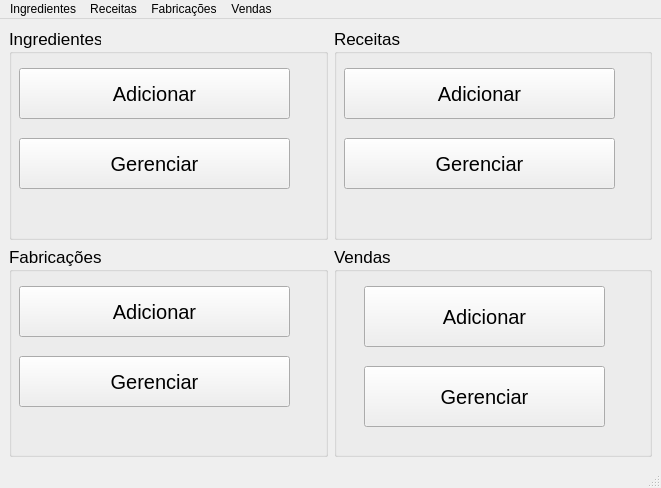
lucasHashi/PyQt5-gerenciador-de-vendas-de-comidas, file tela_principal.ui: the form before one commit.
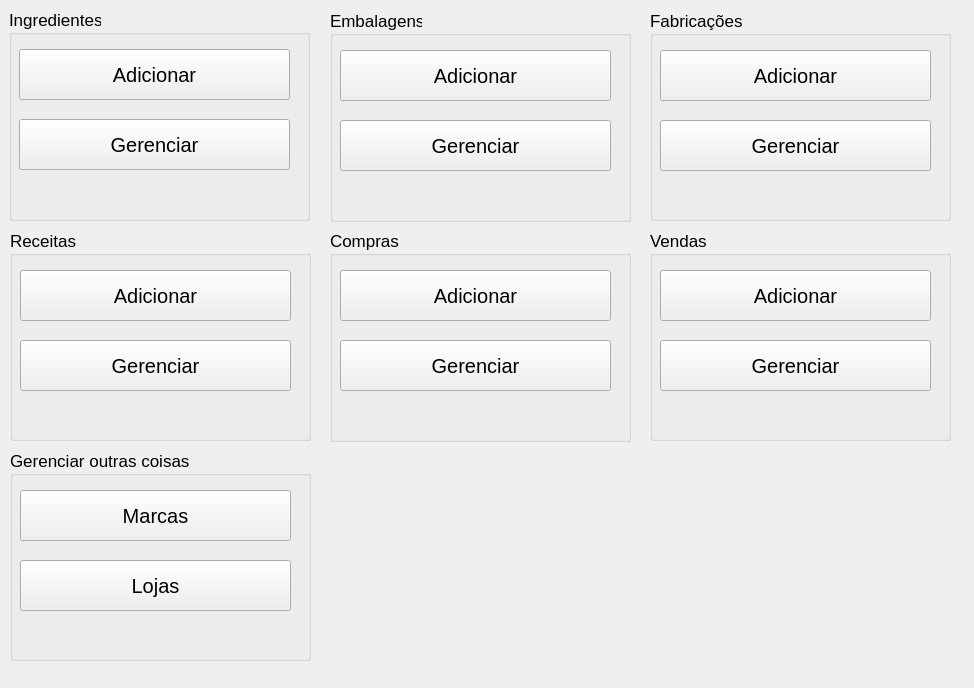
The form after the commit.

Commit message:
Muitas telas feitas, embalagens cadastraveis
Todas as telas de cadastro feitas, só o arquivo .ui
Cadastro de embalagens pronto.

Patch:
```diff
--- a/tela_principal.ui
+++ b/tela_principal.ui
@@ -6,17 +6,23 @@
    <rect>
     <x>0</x>
     <y>0</y>
-    <width>661</width>
-    <height>488</height>
+    <width>974</width>
+    <height>688</height>
    </rect>
   </property>
   <property name="windowTitle">
    <string>MainWindow</string>
   </property>
   <widget class="QWidget" name="centralwidget">
-   <layout class="QGridLayout" name="gridLayout">
-    <item row="0" column="0">
      <widget class="QGroupBox" name="groupBox_2">
+    <property name="geometry">
+     <rect>
+      <x>9</x>
+      <y>9</y>
+      <width>301</width>
+      <height>212</height>
+     </rect>
+    </property>
       <property name="font">
        <font>
         <pointsize>13</pointsize>
@@ -74,9 +80,15 @@
        </property>
       </widget>
      </widget>
-    </item>
-    <item row="0" column="1">
      <widget class="QGroupBox" name="groupBox">
+    <property name="geometry">
+     <rect>
+      <x>10</x>
+      <y>230</y>
+      <width>301</width>
+      <height>211</height>
+     </rect>
+    </property>
       <property name="font">
        <font>
         <pointsize>13</pointsize>
@@ -134,9 +146,15 @@
        </property>
       </widget>
      </widget>
-    </item>
-    <item row="1" column="0">
      <widget class="QGroupBox" name="groupBox_4">
+    <property name="geometry">
+     <rect>
+      <x>650</x>
+      <y>10</y>
+      <width>301</width>
+      <height>211</height>
+     </rect>
+    </property>
       <property name="font">
        <font>
         <pointsize>13</pointsize>
@@ -194,24 +212,120 @@
        </property>
       </widget>
      </widget>
-    </item>
-    <item row="1" column="1">
-     <widget class="QGroupBox" name="groupBox_5">
+   <widget class="QGroupBox" name="groupBox_3">
+    <property name="geometry">
+     <rect>
+      <x>10</x>
+      <y>450</y>
+      <width>301</width>
+      <height>211</height>
+     </rect>
+    </property>
       <property name="font">
        <font>
         <pointsize>13</pointsize>
        </font>
       </property>
       <property name="title">
-       <string>Vendas</string>
-      </property>
-      <widget class="QPushButton" name="btn_vendas_gerenciar">
+     <string>Gerenciar outras coisas</string>
+    </property>
+    <widget class="QPushButton" name="btn_marcas_gerenciar">
        <property name="geometry">
         <rect>
-         <x>30</x>
-         <y>120</y>
-         <width>241</width>
-         <height>61</height>
+       <x>10</x>
+       <y>40</y>
+       <width>271</width>
+       <height>51</height>
+      </rect>
+     </property>
+     <property name="sizePolicy">
+      <sizepolicy hsizetype="Expanding" vsizetype="Expanding">
+       <horstretch>0</horstretch>
+       <verstretch>0</verstretch>
+      </sizepolicy>
+     </property>
+     <property name="font">
+      <font>
+       <pointsize>15</pointsize>
+      </font>
+     </property>
+     <property name="text">
+      <string>Marcas</string>
+     </property>
+    </widget>
+    <widget class="QPushButton" name="btn_lojas_gerenciar">
+     <property name="geometry">
+      <rect>
+       <x>10</x>
+       <y>110</y>
+       <width>271</width>
+       <height>51</height>
+      </rect>
+     </property>
+     <property name="sizePolicy">
+      <sizepolicy hsizetype="Expanding" vsizetype="Expanding">
+       <horstretch>0</horstretch>
+       <verstretch>0</verstretch>
+      </sizepolicy>
+     </property>
+     <property name="font">
+      <font>
+       <pointsize>15</pointsize>
+      </font>
+     </property>
+     <property name="text">
+      <string>Lojas</string>
+     </property>
+    </widget>
+   </widget>
+   <widget class="QGroupBox" name="groupBox_6">
+    <property name="geometry">
+     <rect>
+      <x>330</x>
+      <y>10</y>
+      <width>301</width>
+      <height>212</height>
+     </rect>
+    </property>
+    <property name="font">
+     <font>
+      <pointsize>13</pointsize>
+     </font>
+    </property>
+    <property name="title">
+     <string>Embalagens</string>
+    </property>
+    <widget class="QPushButton" name="btn_embalagens_adicionar">
+     <property name="geometry">
+      <rect>
+       <x>10</x>
+       <y>40</y>
+       <width>271</width>
+       <height>51</height>
+      </rect>
+     </property>
+     <property name="sizePolicy">
+      <sizepolicy hsizetype="Expanding" vsizetype="Expanding">
+       <horstretch>0</horstretch>
+       <verstretch>0</verstretch>
+      </sizepolicy>
+     </property>
+     <property name="font">
+      <font>
+       <pointsize>15</pointsize>
+      </font>
+     </property>
+     <property name="text">
+      <string>Adicionar</string>
+     </property>
+    </widget>
+    <widget class="QPushButton" name="btn_embalagens_gerenciar">
+     <property name="geometry">
+      <rect>
+       <x>10</x>
+       <y>110</y>
+       <width>271</width>
+       <height>51</height>
         </rect>
        </property>
        <property name="sizePolicy">
@@ -229,13 +343,31 @@
         <string>Gerenciar</string>
        </property>
       </widget>
+   </widget>
+   <widget class="QGroupBox" name="groupBox_7">
+    <property name="geometry">
+     <rect>
+      <x>650</x>
+      <y>230</y>
+      <width>301</width>
+      <height>211</height>
+     </rect>
+    </property>
+    <property name="font">
+     <font>
+      <pointsize>13</pointsize>
+     </font>
+    </property>
+    <property name="title">
+     <string>Vendas</string>
+    </property>
       <widget class="QPushButton" name="btn_vendas_adicionar">
        <property name="geometry">
         <rect>
-         <x>30</x>
+       <x>10</x>
          <y>40</y>
-         <width>241</width>
-         <height>61</height>
+       <width>271</width>
+       <height>51</height>
         </rect>
        </property>
        <property name="sizePolicy">
@@ -253,53 +385,98 @@
         <string>Adicionar</string>
        </property>
       </widget>
-     </widget>
-    </item>
-   </layout>
-  </widget>
-  <widget class="QMenuBar" name="menubar">
+    <widget class="QPushButton" name="btn_vendas_gerenciar">
+     <property name="geometry">
+      <rect>
+       <x>10</x>
+       <y>110</y>
+       <width>271</width>
+       <height>51</height>
+      </rect>
+     </property>
+     <property name="sizePolicy">
+      <sizepolicy hsizetype="Expanding" vsizetype="Expanding">
+       <horstretch>0</horstretch>
+       <verstretch>0</verstretch>
+      </sizepolicy>
+     </property>
+     <property name="font">
+      <font>
+       <pointsize>15</pointsize>
+      </font>
+     </property>
+     <property name="text">
+      <string>Gerenciar</string>
+     </property>
+    </widget>
+   </widget>
+   <widget class="QGroupBox" name="groupBox_5">
    <property name="geometry">
     <rect>
-     <x>0</x>
-     <y>0</y>
-     <width>661</width>
-     <height>21</height>
-    </rect>
-   </property>
-   <widget class="QMenu" name="menuIngredientes">
-    <property name="title">
-     <string>Ingredientes</string>
+      <x>330</x>
+      <y>230</y>
+      <width>301</width>
+      <height>212</height>
+     </rect>
+    </property>
+    <property name="font">
+     <font>
+      <pointsize>13</pointsize>
+     </font>
     </property>
-    <addaction name="action_ingredientes_adicionar"/>
-    <addaction name="action_ingredientes_gerenciar"/>
-   </widget>
-   <widget class="QMenu" name="menuReceitas">
     <property name="title">
-     <string>Receitas</string>
+     <string>Compras</string>
     </property>
-    <addaction name="action_receitas_adicionar"/>
-    <addaction name="action_receitas_gerenciar"/>
-   </widget>
-   <widget class="QMenu" name="menuFabricacoes">
-    <property name="title">
-     <string>Fabricações</string>
-    </property>
-    <addaction name="action_fabricacoes_adicionar"/>
-    <addaction name="action_fabricacoes_gerenciar"/>
-   </widget>
-   <widget class="QMenu" name="menuVendas">
-    <property name="title">
-     <string>Vendas</string>
-    </property>
-    <addaction name="action_vendas_adicionar"/>
-    <addaction name="action_vendas_gerenciar"/>
-   </widget>
-   <addaction name="menuIngredientes"/>
-   <addaction name="menuReceitas"/>
-   <addaction name="menuFabricacoes"/>
-   <addaction name="menuVendas"/>
-  </widget>
-  <widget class="QStatusBar" name="statusbar"/>
+    <widget class="QPushButton" name="btn_compras_adicionar">
+     <property name="geometry">
+      <rect>
+       <x>10</x>
+       <y>40</y>
+       <width>271</width>
+       <height>51</height>
+      </rect>
+     </property>
+     <property name="sizePolicy">
+      <sizepolicy hsizetype="Expanding" vsizetype="Expanding">
+       <horstretch>0</horstretch>
+       <verstretch>0</verstretch>
+      </sizepolicy>
+     </property>
+     <property name="font">
+      <font>
+       <pointsize>15</pointsize>
+      </font>
+     </property>
+     <property name="text">
+      <string>Adicionar</string>
+     </property>
+    </widget>
+    <widget class="QPushButton" name="btn_compras_gerenciar">
+     <property name="geometry">
+      <rect>
+       <x>10</x>
+       <y>110</y>
+       <width>271</width>
+       <height>51</height>
+      </rect>
+     </property>
+     <property name="sizePolicy">
+      <sizepolicy hsizetype="Expanding" vsizetype="Expanding">
+       <horstretch>0</horstretch>
+       <verstretch>0</verstretch>
+      </sizepolicy>
+     </property>
+     <property name="font">
+      <font>
+       <pointsize>15</pointsize>
+      </font>
+     </property>
+     <property name="text">
+      <string>Gerenciar</string>
+     </property>
+    </widget>
+   </widget>
+  </widget>
   <action name="action_ingredientes_adicionar">
    <property name="text">
     <string>Adicionar</string>
```
Left out of the diff: 16 changed lines with no effect on the pictures. Lines whose indentation alone changed are shown as unchanged. The commit also changes 24 other files.
